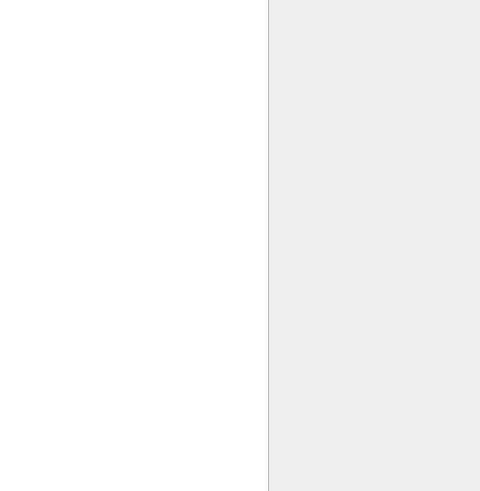
Above: mainwindow.ui from nukemaster/bakalarka before the change; both pictures show x 572 to 1052 and y 87 to 578 of the 1052 by 693 pixel window. Below: the same form after it.
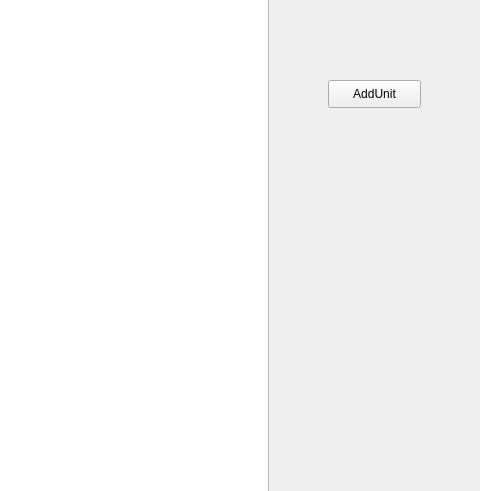
That is the form after the change.

Commit message: Přidávání Unit na mapu

Patch:
```diff
--- a/mainwindow.ui
+++ b/mainwindow.ui
@@ -50,6 +50,29 @@
      <string>TextLabel</string>
     </property>
    </widget>
+   <widget class="QWidget" name="widget" native="true">
+    <property name="geometry">
+     <rect>
+      <x>860</x>
+      <y>130</y>
+      <width>171</width>
+      <height>371</height>
+     </rect>
+    </property>
+    <widget class="QPushButton" name="pushButtonAddUnit">
+     <property name="geometry">
+      <rect>
+       <x>40</x>
+       <y>20</y>
+       <width>93</width>
+       <height>28</height>
+      </rect>
+     </property>
+     <property name="text">
+      <string>AddUnit</string>
+     </property>
+    </widget>
+   </widget>
   </widget>
   <widget class="QMenuBar" name="menuBar">
    <property name="geometry">
```
Left out of the diff: 2 changed lines with no effect on the pictures. The commit also changes 17 other files.
